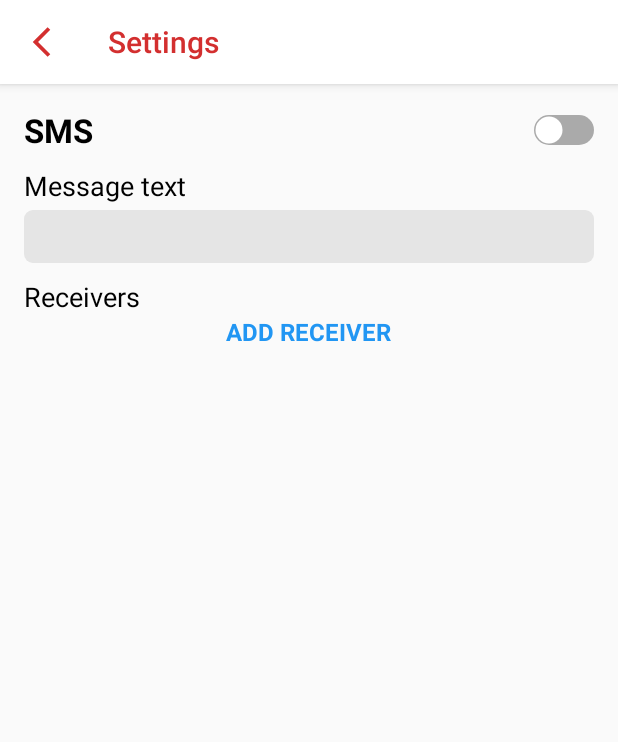
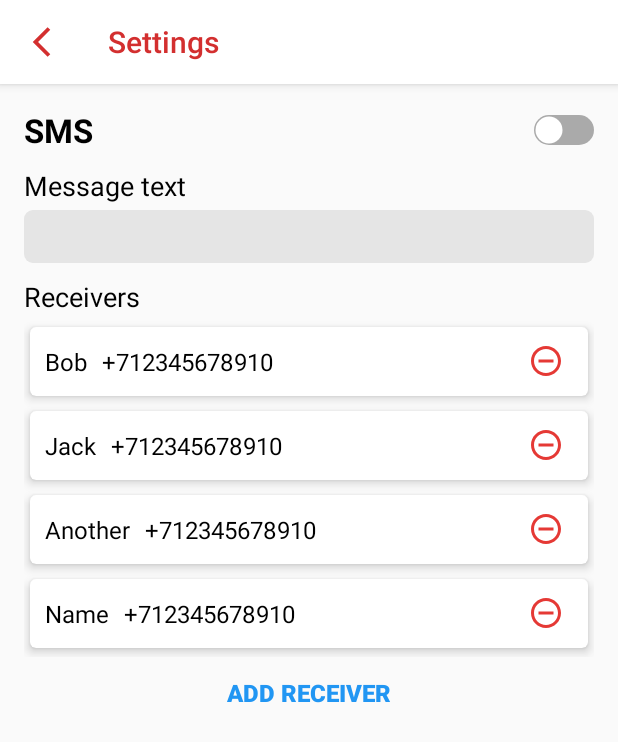
Before and after one commit to EugeneTheDev/InTroubleApp, an Android app: the SettingsFragment screen opened through its navigation route, on a phone screen of 412 x 824 dp. Shown: the top 742 px of the screen. Run offline under Robolectric (Android 15) with nearby library versions, the phone set to English and light mode, and no system bars.

Commit message:
Add receivers list in layout

```diff
--- a/app/src/main/AndroidManifest.xml
+++ b/app/src/main/AndroidManifest.xml
@@ -12,7 +12,9 @@
         android:roundIcon="@mipmap/ic_launcher_round"
         android:supportsRtl="true"
         android:theme="@style/AppTheme">
-        <activity android:name=".presentation.main.MainActivity">
+        <activity
+            android:name=".presentation.main.MainActivity"
+            android:windowSoftInputMode="adjustResize">
             <intent-filter>
                 <action android:name="android.intent.action.MAIN" />
 
--- /dev/null
+++ b/app/src/main/java/com/eugenethedev/introubleapp/presentation/settings/ReceiversAdapter.kt
@@ -0,0 +1,90 @@
+package com.eugenethedev.introubleapp.presentation.settings
+
+import android.text.SpannableStringBuilder
+import android.view.LayoutInflater
+import android.view.View
+import android.view.ViewGroup
+import androidx.recyclerview.widget.RecyclerView
+import com.eugenethedev.introubleapp.R
+import kotlinx.android.synthetic.main.item_receiver.view.*
+import kotlinx.android.synthetic.main.item_receiver_add.view.*
+
+class ReceiversAdapter : RecyclerView.Adapter<RecyclerView.ViewHolder>() {
+
+    companion object {
+        private const val TYPE_EXIST = 0
+        private const val TYPE_ADD = 1
+    }
+
+    data class AddData(
+        var name: String = "",
+        var number: String = ""
+    )
+
+    private val receivers = mutableListOf("Bob", "Jack", "Another", "Name")
+    private var newReceivers = mutableListOf<AddData>()
+
+    override fun onCreateViewHolder(parent: ViewGroup, viewType: Int): RecyclerView.ViewHolder {
+        return if (viewType == TYPE_EXIST) {
+            val vView = LayoutInflater.from(parent.context).inflate(R.layout.item_receiver, parent, false)
+            ReceiverViewHolder(vView)
+        } else {
+            val vView = LayoutInflater.from(parent.context).inflate(R.layout.item_receiver_add, parent, false)
+            AddViewHolder(vView)
+        }
+    }
+
+    override fun getItemCount() = receivers.size + newReceivers.size
+
+    override fun getItemViewType(position: Int): Int {
+        return if (position < receivers.size) {
+            TYPE_EXIST
+        } else {
+            TYPE_ADD
+        }
+    }
+
+    fun addNewAddItem() {
+        newReceivers.add(AddData())
+        notifyItemInserted(itemCount - 1)
+    }
+
+    override fun onBindViewHolder(holder: RecyclerView.ViewHolder, position: Int) {
+        if (getItemViewType(position) == TYPE_EXIST) {
+            (holder as ReceiverViewHolder).bind(receivers[position]) {
+                receivers.removeAt(position)
+                notifyItemRemoved(position)
+                notifyDataSetChanged()
+            }
+        } else {
+            val newReceiverPosition = position - receivers.size
+            (holder as AddViewHolder).bind(newReceivers[newReceiverPosition]) {
+                newReceivers.removeAt(newReceiverPosition)
+                notifyItemRemoved(position)
+                notifyDataSetChanged()
+            }
+        }
+    }
+
+    class ReceiverViewHolder(view: View) : RecyclerView.ViewHolder(view) {
+        fun bind(receiver: String, removeAction: () -> Unit) = itemView.apply {
+            receiverName.text = receiver
+            receiverNumber.text = "+712345678910"
+            removeReceiver.setOnClickListener { removeAction() }
+        }
+    }
+
+    class AddViewHolder(view: View) : RecyclerView.ViewHolder(view) {
+        fun bind(addData: AddData, removeAction: () -> Unit) = itemView.apply {
+            receiverNameEdit.text = SpannableStringBuilder(addData.name)
+            receiverNumberEdit.text = SpannableStringBuilder(addData.number)
+            removeNewReceiver.setOnClickListener { removeAction() }
+            receiverNameEdit.setOnFocusChangeListener { _, _ ->
+                addData.name = receiverNameEdit.text.toString()
+            }
+            receiverNumberEdit.setOnFocusChangeListener { _, _ ->
+                addData.number = receiverNumberEdit.text.toString()
+            }
+        }
+    }
+}
--- a/app/src/main/java/com/eugenethedev/introubleapp/presentation/settings/SettingsFragment.kt
+++ b/app/src/main/java/com/eugenethedev/introubleapp/presentation/settings/SettingsFragment.kt
@@ -28,6 +28,12 @@ class SettingsFragment : Fragment() {
             it.supportActionBar?.setHomeAsUpIndicator(R.drawable.ic_arrow_back)
         }
         setHasOptionsMenu(true)
+
+        val adapter = ReceiversAdapter()
+        receiversList.adapter = adapter
+        addReceiverButton.setOnClickListener {
+            adapter.addNewAddItem()
+        }
     }
 
     override fun onOptionsItemSelected(item: MenuItem) = when(item.itemId) {
--- /dev/null
+++ b/app/src/main/res/drawable/ic_remove.xml
@@ -0,0 +1,10 @@
+<vector xmlns:android="http://schemas.android.com/apk/res/android"
+    android:width="24dp"
+    android:height="24dp"
+    android:viewportWidth="24"
+    android:viewportHeight="24">
+  <path
+      android:pathData="M12,2C6.48,2 2,6.48 2,12C2,17.52 6.48,22 12,22C17.52,22 22,17.52 22,12C22,6.48 17.52,2 12,2ZM4,12C4,16.41 7.59,20 12,20C16.41,20 20,16.41 20,12C20,7.59 16.41,4 12,4C7.59,4 4,7.59 4,12ZM7,11V13H17V11H7Z"
+      android:fillColor="#E53935"
+      android:fillType="evenOdd"/>
+</vector>
--- a/app/src/main/res/layout/fragment_settings.xml
+++ b/app/src/main/res/layout/fragment_settings.xml
@@ -1,13 +1,13 @@
 <?xml version="1.0" encoding="utf-8"?>
-<LinearLayout
-    xmlns:android="http://schemas.android.com/apk/res/android"
+<LinearLayout xmlns:android="http://schemas.android.com/apk/res/android"
     android:layout_width="match_parent"
     android:layout_height="match_parent"
+    xmlns:tools="http://schemas.android.com/tools"
     android:orientation="vertical"
     xmlns:app="http://schemas.android.com/apk/res-auto">
 
     <com.google.android.material.appbar.AppBarLayout
-        android:id="@+id/profileEditAppbar"
+        android:id="@+id/settingsAppBar"
         android:layout_width="match_parent"
         android:layout_height="wrap_content"
         android:background="@android:color/white">
@@ -21,15 +21,16 @@
     </com.google.android.material.appbar.AppBarLayout>
 
     <androidx.core.widget.NestedScrollView
+        android:id="@+id/settingsNestedScrollView"
         android:layout_width="match_parent"
         android:layout_height="wrap_content"
-        android:layout_marginTop="16dp"
         android:fillViewport="true">
         <LinearLayout
             android:layout_width="match_parent"
             android:layout_height="match_parent"
-            android:layout_marginStart="16dp"
-            android:layout_marginEnd="16dp"
+            android:paddingStart="16dp"
+            android:paddingEnd="16dp"
+            android:paddingTop="16dp"
             android:orientation="vertical">
 
             <LinearLayout
@@ -101,10 +102,21 @@
                     android:textColor="@android:color/black"
                     android:textSize="18sp"/>
 
-                <TextView
+                <androidx.recyclerview.widget.RecyclerView
+                    android:id="@+id/receiversList"
+                    android:layout_width="match_parent"
+                    android:layout_height="wrap_content"
+                    android:layout_marginTop="4dp"
+                    app:layoutManager="androidx.recyclerview.widget.LinearLayoutManager"
+                    tools:listitem="@layout/item_receiver"
+                    tools:itemCount="3"/>
+
+                <Button
+                    android:id="@+id/addReceiverButton"
                     android:layout_width="wrap_content"
                     android:layout_height="wrap_content"
                     android:text="@string/add_receiver"
+                    android:background="@null"
                     android:layout_gravity="center"
                     android:textSize="16sp"
                     android:textStyle="bold"
--- /dev/null
+++ b/app/src/main/res/layout/item_receiver.xml
@@ -0,0 +1,59 @@
+<?xml version="1.0" encoding="utf-8"?>
+<androidx.cardview.widget.CardView xmlns:android="http://schemas.android.com/apk/res/android"
+    xmlns:app="http://schemas.android.com/apk/res-auto"
+    xmlns:tools="http://schemas.android.com/tools"
+    android:layout_width="match_parent"
+    android:layout_height="46dp"
+    android:layout_marginBottom="6dp"
+    android:layout_marginTop="4dp"
+    android:layout_marginStart="4dp"
+    android:layout_marginEnd="4dp"
+    android:foreground="?selectableItemBackground"
+    android:focusable="true"
+    android:clickable="true"
+    app:cardCornerRadius="4dp"
+    app:cardElevation="4dp">
+
+    <LinearLayout
+        android:layout_width="match_parent"
+        android:layout_height="match_parent"
+        android:orientation="horizontal"
+        android:gravity="center_vertical"
+        android:layout_marginTop="6dp"
+        android:layout_marginBottom="6dp"
+        android:layout_marginStart="10dp"
+        android:layout_marginEnd="16dp">
+
+        <TextView
+            android:id="@+id/receiverName"
+            android:layout_width="wrap_content"
+            android:layout_height="wrap_content"
+            android:textColor="@android:color/black"
+            android:textSize="16sp"
+            tools:text="Bob"/>
+
+        <TextView
+            android:id="@+id/receiverNumber"
+            android:layout_width="wrap_content"
+            android:layout_height="wrap_content"
+            android:layout_marginStart="10dp"
+            android:textColor="@android:color/black"
+            android:textSize="16sp"
+            tools:text="+712345678910"/>
+
+        <View
+            android:layout_width="0dp"
+            android:layout_height="0dp"
+            android:layout_weight="1"/>
+
+        <ImageButton
+            android:id="@+id/removeReceiver"
+            android:layout_width="wrap_content"
+            android:layout_height="wrap_content"
+            android:src="@drawable/ic_remove"
+            android:background="@null"
+            android:contentDescription="@string/remove_button_description"/>
+
+    </LinearLayout>
+
+</androidx.cardview.widget.CardView>
--- a/app/src/main/res/values/strings.xml
+++ b/app/src/main/res/values/strings.xml
@@ -10,4 +10,9 @@
     <string name="message_text">Message text</string>
     <string name="receivers">Receivers</string>
     <string name="add_receiver">ADD RECEIVER</string>
+
+    <string name="remove_button_description">Remove button</string>
+    <string name="add_button_description">Add button</string>
+    <string name="name_hint">Name</string>
+    <string name="number_hint">Number</string>
 </resources>
```
Also changed, not shown: app/src/main/res/drawable/ic_done.xml (added, +10 -0 lines), app/src/main/res/layout/item_receiver_add.xml (added, +84 -0 lines).
